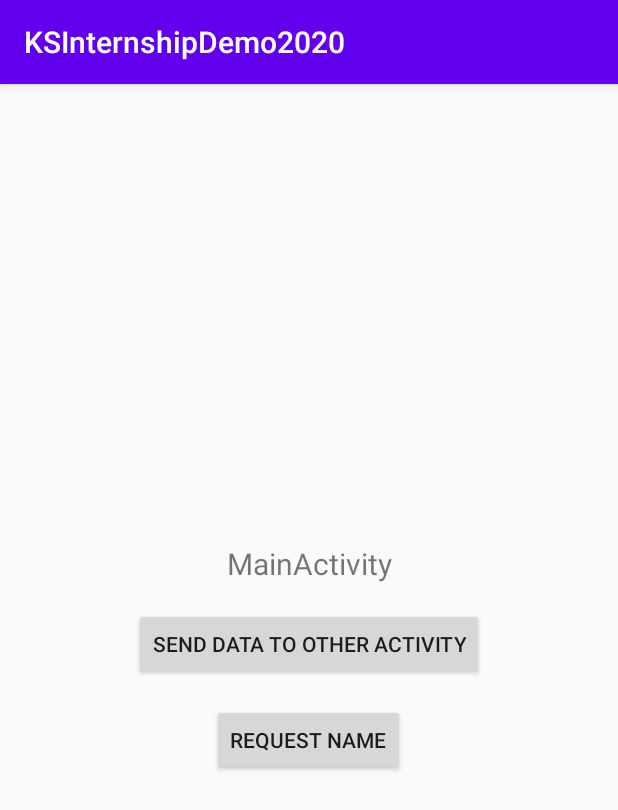
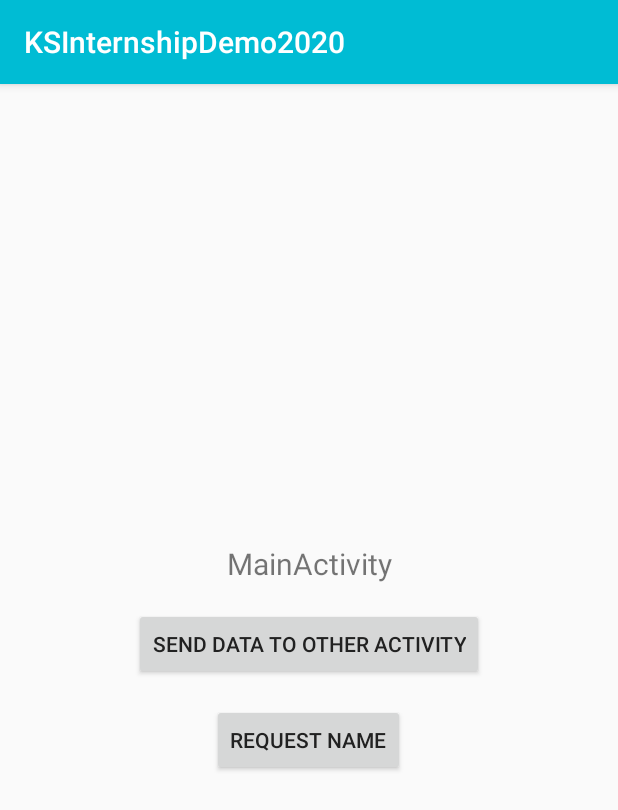
Before and after one commit to udenfox/KSInternshipDemo2020, an Android app: the screen it shows after launch (MainActivity), on a phone screen of 412 x 824 dp. Shown: the top 810 px of the screen. Run offline under Robolectric (Android 15) with nearby library versions, the phone set to English and light mode, and no system bars.

Commit message:
Step2: Different themes for different activities

```diff
--- a/app/src/main/AndroidManifest.xml
+++ b/app/src/main/AndroidManifest.xml
@@ -11,7 +11,9 @@
         android:supportsRtl="true"
         android:theme="@style/AppTheme">
 
-        <activity android:name=".activity.ThirdActivity">
+        <activity
+            android:name=".activity.ThirdActivity"
+            android:theme="@style/SecondAppTheme">
             <intent-filter>
                 <action android:name="com.keepsolid.ksinternshipdemo2020.ACTION_THIRD_ACTIVITY" />
                 <category android:name="android.intent.category.DEFAULT" />
--- a/app/src/main/res/layout/constraint_layout_test.xml
+++ b/app/src/main/res/layout/constraint_layout_test.xml
@@ -30,7 +30,7 @@
         android:layout_width="match_parent"
         android:layout_height="0dp"
         android:layout_margin="@dimen/default_margin"
-        android:background="@color/colorPrimaryDark"
+        android:background="@color/primary_dark"
         app:layout_constraintBottom_toBottomOf="parent"
         app:layout_constraintTop_toBottomOf="@id/input" />
 
--- a/app/src/main/res/layout/linear_layout_test.xml
+++ b/app/src/main/res/layout/linear_layout_test.xml
@@ -34,6 +34,6 @@
         android:layout_width="match_parent"
         android:layout_height="match_parent"
         android:layout_margin="@dimen/default_margin"
-        android:background="@color/colorPrimaryDark" />
+        android:background="@color/primary_dark" />
 
 </LinearLayout>
--- a/app/src/main/res/layout/relative_layout_test.xml
+++ b/app/src/main/res/layout/relative_layout_test.xml
@@ -29,6 +29,6 @@
         android:layout_height="match_parent"
         android:layout_below="@+id/input"
         android:layout_margin="@dimen/default_margin"
-        android:background="@color/colorPrimaryDark" />
+        android:background="@color/primary_dark" />
 
 </RelativeLayout>
--- a/app/src/main/res/values/colors.xml
+++ b/app/src/main/res/values/colors.xml
@@ -1,8 +1,23 @@
 <?xml version="1.0" encoding="utf-8"?>
 <resources>
-    <color name="colorPrimary">#6200EE</color>
-    <color name="colorPrimaryDark">#3700B3</color>
-    <color name="colorAccent">#03DAC5</color>
+    <color name="primary">#00BCD4</color>
+    <color name="primary_dark">#0097A7</color>
+    <color name="primary_light">#B2EBF2</color>
+    <color name="accent">#FFEB3B</color>
+    <color name="primary_text">#212121</color>
+    <color name="secondary_text">#757575</color>
+    <color name="icons">#FFFFFF</color>
+    <color name="divider">#BDBDBD</color>
+
+
+    <color name="primary_second">#FF5722</color>
+    <color name="primary_dark_second">#E64A19</color>
+    <color name="primary_light_second">#FFCCBC</color>
+    <color name="accent_second">#536DFE</color>
+    <color name="primary_text_second">#212121</color>
+    <color name="secondary_text_second">#757575</color>
+    <color name="icons_second">#FFFFFF</color>
+    <color name="divider_second">#BDBDBD</color>
 
     <color name="titleColor">@android:color/black</color>
     <color name="colorError">@android:color/holo_red_dark</color>
--- a/app/src/main/res/values/styles.xml
+++ b/app/src/main/res/values/styles.xml
@@ -2,10 +2,19 @@
 
     <!-- Base application theme. -->
     <style name="AppTheme" parent="Theme.AppCompat.Light.DarkActionBar">
-        <!-- Customize your theme here. -->
-        <item name="colorPrimary">@color/colorPrimary</item>
-        <item name="colorPrimaryDark">@color/colorPrimaryDark</item>
-        <item name="colorAccent">@color/colorAccent</item>
+        <item name="colorPrimary">@color/primary</item>
+        <item name="colorPrimaryDark">@color/primary_dark</item>
+        <item name="colorAccent">@color/accent</item>
+        <item name="android:textColorPrimary">@color/primary_text</item>
+        <item name="android:textColorSecondary">@color/secondary_text</item>
+    </style>
+
+    <style name="SecondAppTheme" parent="Theme.AppCompat.Light.DarkActionBar">
+        <item name="colorPrimary">@color/primary_second</item>
+        <item name="colorPrimaryDark">@color/primary_dark_second</item>
+        <item name="colorAccent">@color/accent_second</item>
+        <item name="android:textColorPrimary">@color/primary_text_second</item>
+        <item name="android:textColorSecondary">@color/secondary_text_second</item>
     </style>
 
 </resources>
```
